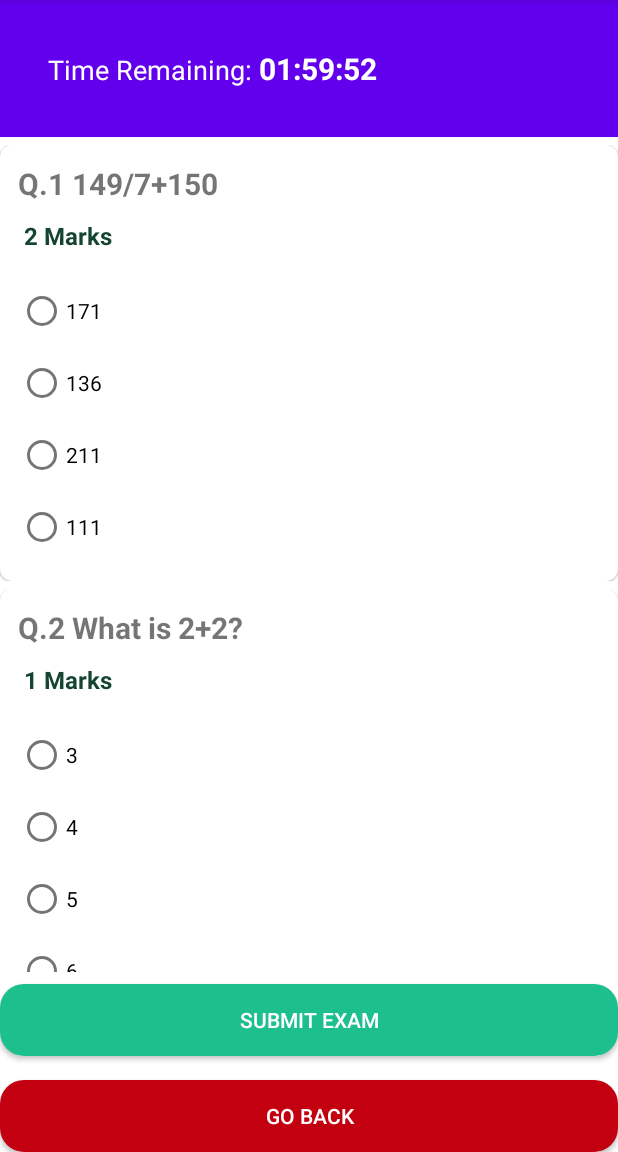
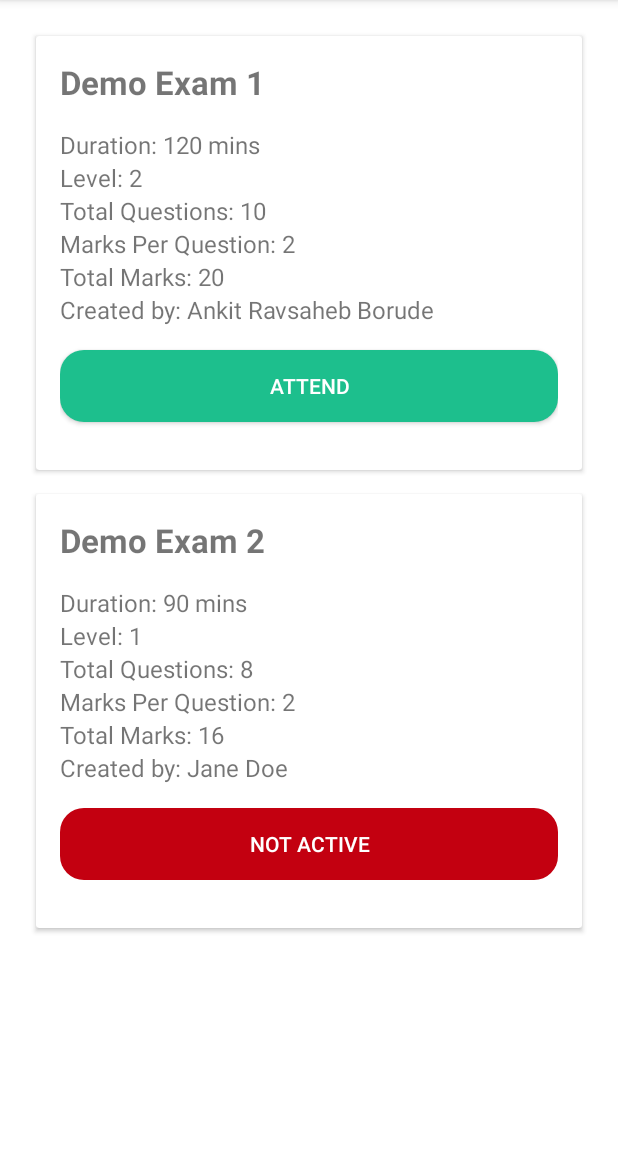
Before and after one commit to AnkitBorude/Abacus-exam-Android-app-frontend, an Android app: the screen it shows after launch (Student_Mcq_Exam before the commit, StudentAllExam after it), on a phone screen of 412 x 824 dp, the part 84-1236 px from its top. Run offline under Robolectric (Android 15) with nearby library versions, the phone set to English and light mode, and no system bars.

Commit message:
SHowing all exam list to student

```diff
--- /dev/null
+++ b/app/src/main/java/com/example/abacusapplication/StudentAllExam.java
@@ -0,0 +1,101 @@
+package com.example.abacusapplication;
+
+import android.content.Intent;
+import android.os.Bundle;
+import android.view.LayoutInflater;
+import android.view.View;
+import android.widget.Button;
+import android.widget.LinearLayout;
+import android.widget.TextView;
+
+import androidx.activity.EdgeToEdge;
+import androidx.appcompat.app.AppCompatActivity;
+import androidx.core.graphics.Insets;
+import androidx.core.view.ViewCompat;
+import androidx.core.view.WindowInsetsCompat;
+
+import com.example.abacusapplication.models.CreatedBy;
+import com.example.abacusapplication.models.Exam;
+
+import java.util.ArrayList;
+import java.util.List;
+
+public class StudentAllExam extends AppCompatActivity {
+    private LinearLayout linearLayoutExams;
+    private List<Exam> examList;
+
+    @Override
+    protected void onCreate(Bundle savedInstanceState) {
+        super.onCreate(savedInstanceState);
+        setContentView(R.layout.activity_student_all_exam);
+        linearLayoutExams = findViewById(R.id.linearLayoutExams);
+        examList=new ArrayList<>();
+        CreatedBy createdBy1 = new CreatedBy("Ankit Ravsaheb Borude");
+        CreatedBy createdBy2 = new CreatedBy("Jane Doe");
+        examList.add(new Exam(
+                "Demo Exam 1",
+                120,
+                "2",
+                10,
+                20,
+                2,
+                true,
+                createdBy1,
+                "2024-09-29T08:24:22.404Z",
+                "66f90eb6d2f850991d0ea86d"
+        ));
+
+        examList.add(new Exam(
+                "Demo Exam 2",
+                90,
+                "1",
+                8,
+                16,
+                2,
+                false,
+                createdBy2,
+                "2024-10-01T10:24:22.404Z",
+                "67a90fb6e1f840991d0fa87d"
+        ));
+
+        LayoutInflater inflater = LayoutInflater.from(this);
+        for (Exam exam : examList) {
+            View examCard = inflater.inflate(R.layout.item_exam_card, linearLayoutExams, false);
+
+            // Set exam details
+            TextView textViewTitle = examCard.findViewById(R.id.textViewTitle);
+            TextView textViewDuration = examCard.findViewById(R.id.textViewDuration);
+            TextView textViewLevel = examCard.findViewById(R.id.textViewLevel);
+            TextView textViewTotalQuestions = examCard.findViewById(R.id.textViewTotalQuestions);
+            TextView marksperquestion=examCard.findViewById(R.id.totalmarksperquestion);
+            TextView marks=examCard.findViewById(R.id.textViewMarks);
+            TextView createdBy=examCard.findViewById(R.id.textcreatedBy);
+
+            Button buttonAttend = examCard.findViewById(R.id.buttonAttend);
+
+            textViewTitle.setText(exam.getTitle());
+            textViewDuration.setText("Duration: " + exam.getDuration() + " mins");
+            textViewLevel.setText("Level: " + exam.getLevel());
+            textViewTotalQuestions.setText("Total Questions: " + exam.getTotal_questions());
+            marksperquestion.setText("Marks Per Question: " +exam.getTotal_marks_per_question());
+            marks.setText("Total Marks: "+exam.getTotal_marks());
+            createdBy.setText("Created by: "+exam.getCreated_by().getFullname());
+            // Enable the Attend button only if the exam is active
+            if (exam.isIs_active()) {
+                buttonAttend.setEnabled(true);
+                buttonAttend.setText("ATTEND");
+                buttonAttend.setBackgroundResource(R.drawable.roundbutton_green);
+                buttonAttend.setOnClickListener(v -> {
+                    // Handle attend exam logic here
+//                    Intent intent = new Intent(MainActivity.this, ExamDetailsActivity.class);
+//                    // Pass the exam ID to the next activity
+//                    intent.putExtra("exam_id", exam.getId());
+//                    startActivity(intent);
+                });
+            }
+
+            // Add the card to the LinearLayout
+            linearLayoutExams.addView(examCard);
+        }
+    }
+}
--- /dev/null
+++ b/app/src/main/java/com/example/abacusapplication/models/CreatedBy.java
@@ -0,0 +1,18 @@
+package com.example.abacusapplication.models;
+
+public class CreatedBy {
+    private String fullname;
+
+    public CreatedBy(String fullname) {
+        this.fullname=fullname;
+    }
+
+    // Getter and Setter methods
+    public String getFullname() {
+        return fullname;
+    }
+
+    public void setFullname(String fullname) {
+        this.fullname = fullname;
+    }
+}
--- /dev/null
+++ b/app/src/main/java/com/example/abacusapplication/models/Exam.java
@@ -0,0 +1,109 @@
+package com.example.abacusapplication.models;
+
+public class Exam {
+    private String title;
+    private int duration;
+    private String level;
+    private int total_questions;
+    private int total_marks;
+    private int total_marks_per_question;
+    private boolean is_active;
+    private CreatedBy created_by;
+    private String createdAt;
+    private String id;
+
+    // Getter and Setter methods
+
+    public Exam(String title, int duration, String level, int total_questions, int total_marks, int total_marks_per_question, boolean is_active, CreatedBy created_by, String createdAt, String id) {
+        this.title = title;
+        this.duration = duration;
+        this.level = level;
+        this.total_questions = total_questions;
+        this.total_marks = total_marks;
+        this.total_marks_per_question = total_marks_per_question;
+        this.is_active = is_active;
+        this.created_by = created_by;
+        this.createdAt = createdAt;
+        this.id = id;
+    }
+
+    public String getTitle() {
+        return title;
+    }
+
+    public void setTitle(String title) {
+        this.title = title;
+    }
+
+    public int getDuration() {
+        return duration;
+    }
+
+    public void setDuration(int duration) {
+        this.duration = duration;
+    }
+
+    public String getLevel() {
+        return level;
+    }
+
+    public void setLevel(String level) {
+        this.level = level;
+    }
+
+    public int getTotal_questions() {
+        return total_questions;
+    }
+
+    public void setTotal_questions(int total_questions) {
+        this.total_questions = total_questions;
+    }
+
+    public int getTotal_marks() {
+        return total_marks;
+    }
+
+    public void setTotal_marks(int total_marks) {
+        this.total_marks = total_marks;
+    }
+
+    public int getTotal_marks_per_question() {
+        return total_marks_per_question;
+    }
+
+    public void setTotal_marks_per_question(int total_marks_per_question) {
+        this.total_marks_per_question = total_marks_per_question;
+    }
+
+    public boolean isIs_active() {
+        return is_active;
+    }
+
+    public void setIs_active(boolean is_active) {
+        this.is_active = is_active;
+    }
+
+    public CreatedBy getCreated_by() {
+        return created_by;
+    }
+
+    public void setCreated_by(CreatedBy created_by) {
+        this.created_by = created_by;
+    }
+
+    public String getCreatedAt() {
+        return createdAt;
+    }
+
+    public void setCreatedAt(String createdAt) {
+        this.createdAt = createdAt;
+    }
+
+    public String getId() {
+        return id;
+    }
+
+    public void setId(String id) {
+        this.id = id;
+    }
+}
--- a/app/src/main/java/com/example/abacusapplication/ui/home/HomeFragment.java
+++ b/app/src/main/java/com/example/abacusapplication/ui/home/HomeFragment.java
@@ -17,6 +17,7 @@ import androidx.lifecycle.ViewModelProvider;
 
 import com.example.abacusapplication.MainActivity;
 import com.example.abacusapplication.R;
+import com.example.abacusapplication.StudentMainActivity;
 import com.example.abacusapplication.data.ApiService;
 import com.example.abacusapplication.data.RetrofitClient;
 import com.example.abacusapplication.data.TokenManager;
@@ -69,6 +70,8 @@ public class HomeFragment extends Fragment {
                         manager.setToken(response1.getData().getToken());
                         progressIndicator.setVisibility(View.GONE);
 
+                        Intent intent=new Intent(getContext(), StudentMainActivity.class);
+                        startActivity(intent);
                         Toast.makeText(getContext(),"Login Successfull Token--> "+manager.getToken(),Toast.LENGTH_SHORT).show();
                     } else {
                         ApiError error = client.convertError(response.errorBody());
--- /dev/null
+++ b/app/src/main/res/layout/activity_student_all_exam.xml
@@ -0,0 +1,13 @@
+<?xml version="1.0" encoding="utf-8"?>
+<ScrollView xmlns:android="http://schemas.android.com/apk/res/android"
+    android:layout_width="match_parent"
+    android:layout_height="match_parent"
+    android:padding="16dp">
+
+    <LinearLayout
+        android:id="@+id/linearLayoutExams"
+        android:layout_width="match_parent"
+        android:layout_height="wrap_content"
+        android:orientation="vertical" />
+
+</ScrollView>
--- /dev/null
+++ b/app/src/main/res/layout/item_exam_card.xml
@@ -0,0 +1,83 @@
+<?xml version="1.0" encoding="utf-8"?>
+<androidx.cardview.widget.CardView xmlns:android="http://schemas.android.com/apk/res/android"
+    android:layout_width="match_parent"
+    android:layout_height="wrap_content"
+    android:layout_margin="8dp"
+    android:elevation="4dp">
+
+    <LinearLayout
+        android:layout_width="match_parent"
+        android:layout_height="wrap_content"
+        android:orientation="vertical"
+        android:padding="16dp">
+
+        <!-- Exam Title -->
+        <TextView
+            android:id="@+id/textViewTitle"
+            android:layout_width="wrap_content"
+            android:layout_height="wrap_content"
+            android:textStyle="bold"
+            android:textSize="22sp"
+            android:text="Exam Title" />
+
+        <!-- Exam Duration -->
+        <TextView
+            android:id="@+id/textViewDuration"
+            android:layout_width="wrap_content"
+            android:layout_height="wrap_content"
+            android:text="Duration: 120 mins"
+            android:textSize="16sp"
+            android:layout_marginTop="16dp"/>
+
+        <!-- Exam Level -->
+        <TextView
+            android:id="@+id/textViewLevel"
+            android:layout_width="wrap_content"
+            android:layout_height="wrap_content"
+            android:text="Level: 2"
+            android:textSize="16sp"/>
+
+        <!-- Total Questions -->
+        <TextView
+            android:id="@+id/textViewTotalQuestions"
+            android:layout_width="wrap_content"
+            android:layout_height="wrap_content"
+            android:text="Total Questions: 10"
+            android:textSize="16sp"/>
+
+        <TextView
+            android:id="@+id/totalmarksperquestion"
+            android:layout_width="wrap_content"
+            android:layout_height="wrap_content"
+            android:text="Marks per question : 2"
+            android:textSize="16sp"/>
+
+        <TextView
+            android:id="@+id/textViewMarks"
+            android:layout_width="wrap_content"
+            android:layout_height="wrap_content"
+            android:text="Marks : 120"
+            android:textSize="16sp"/>
+
+        <TextView
+            android:id="@+id/textcreatedBy"
+            android:layout_width="wrap_content"
+            android:layout_height="wrap_content"
+            android:text=" Created By: Ankit Borude"
+            android:textSize="16sp"/>
+
+        <!-- Attend Button  -->
+        <androidx.appcompat.widget.AppCompatButton
+            android:layout_width="match_parent"
+            android:layout_height="wrap_content"
+            android:layout_marginTop="16dp"
+            android:layout_marginBottom="16dp"
+            android:background="@drawable/roundbutton_red"
+            android:padding="10dp"
+            android:text="NOT ACTIVE"
+            android:id="@+id/buttonAttend"
+            android:enabled="false"
+            android:textColor="@android:color/white" />
+
+    </LinearLayout>
+</androidx.cardview.widget.CardView>
```
Also changed, not shown: app/src/main/AndroidManifest.xml (+10 -5 lines), app/src/main/java/com/example/abacusapplication/StudentMainActivity.java (added, +14 -0 lines), app/src/main/java/com/example/abacusapplication/Student_Mcq_Exam.java (+21 -16 lines), app/src/main/res/layout/activity_student_main.xml (added, +265 -0 lines).
